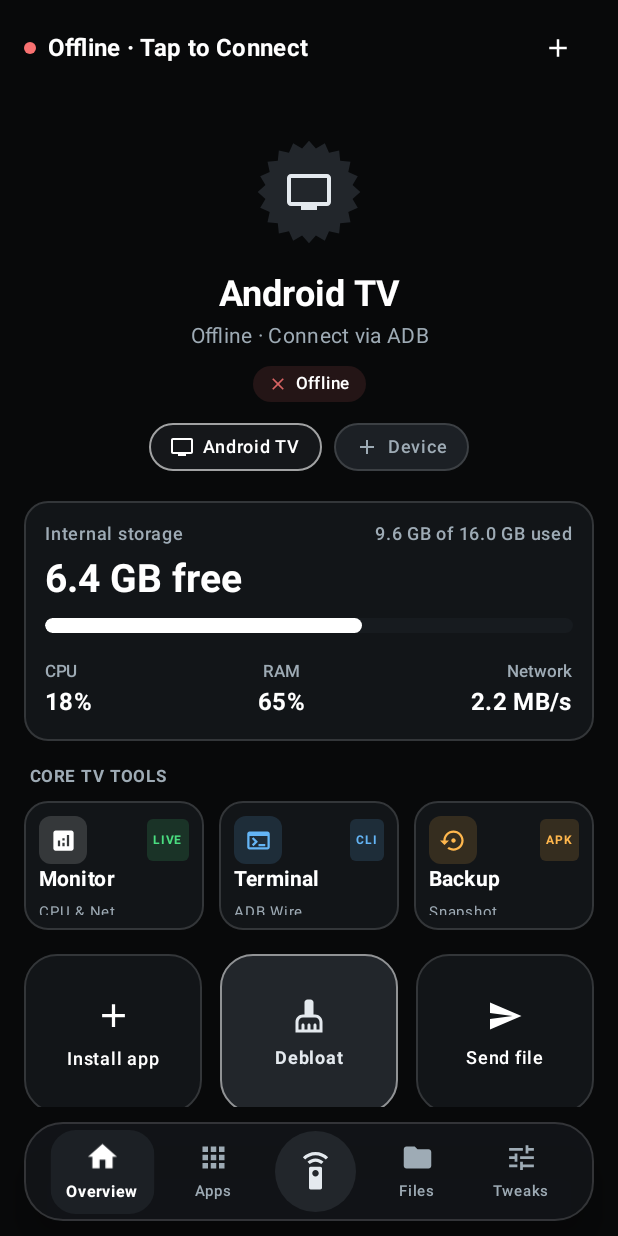
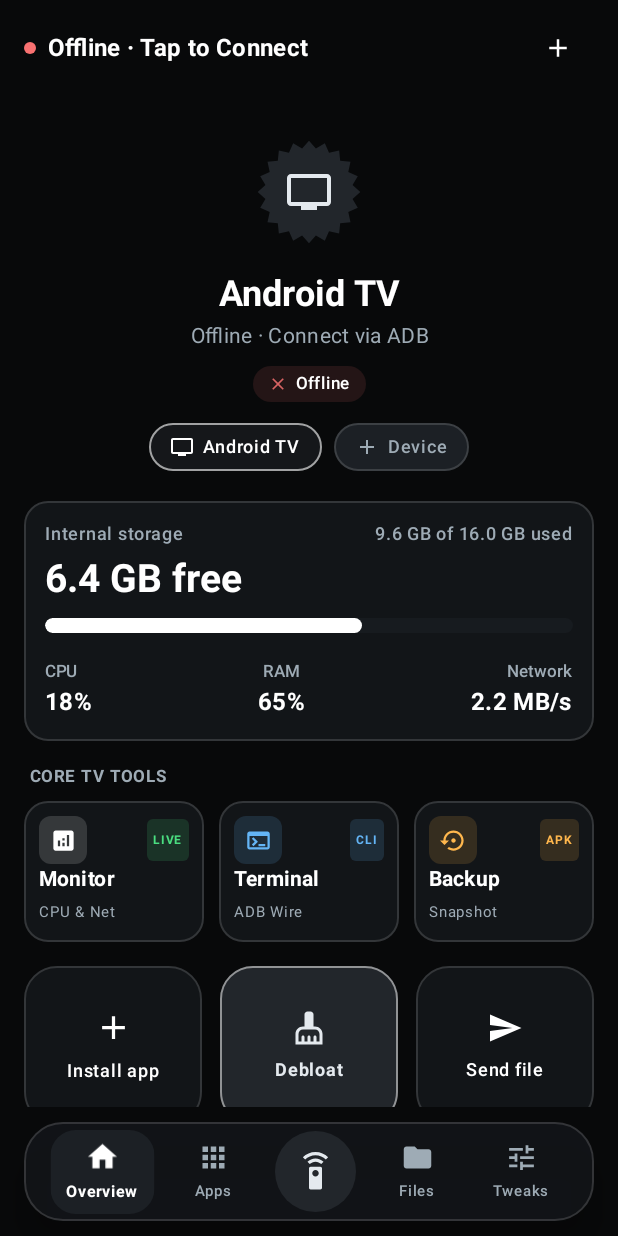
Before and after one commit to pumpkineater1/ATV-ADB-Commander, an Android app built with Jetpack Compose: the screen it shows after launch (MainActivity), on a phone screen of 412 x 824 dp. Run offline under Robolectric (Android 15) with nearby library versions, the phone set to English and light mode, and no system bars; network calls fail.

Commit message:
Adjust tool card height for optimal subtitle padding

```diff
--- a/app/src/main/java/com/atv/adbcommander/ui/screens/OverviewScreen.kt
+++ b/app/src/main/java/com/atv/adbcommander/ui/screens/OverviewScreen.kt
@@ -455,7 +455,7 @@ fun OverviewScreen(
                         border = BorderStroke(1.dp, TellyOutlineSubtle),
                         modifier = Modifier
                             .weight(1f)
-                            .height(86.dp)
+                            .height(94.dp)
                     ) {
                         Column(
                             modifier = Modifier
@@ -518,7 +518,7 @@ fun OverviewScreen(
                         border = BorderStroke(1.dp, TellyOutlineSubtle),
                         modifier = Modifier
                             .weight(1f)
-                            .height(86.dp)
+                            .height(94.dp)
                     ) {
                         Column(
                             modifier = Modifier
@@ -581,7 +581,7 @@ fun OverviewScreen(
                         border = BorderStroke(1.dp, TellyOutlineSubtle),
                         modifier = Modifier
                             .weight(1f)
-                            .height(86.dp)
+                            .height(94.dp)
                     ) {
                         Column(
                             modifier = Modifier
```
